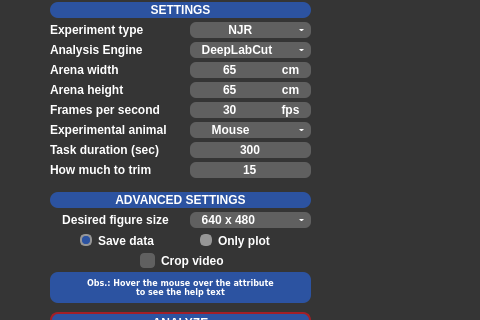
The window that behavython_gui.ui (mrdrzit/behavython) describes before a commit, drawn with Qt 5; both pictures show x 0 to 480 and y 128 to 448 of the 1280 by 720 pixel window.
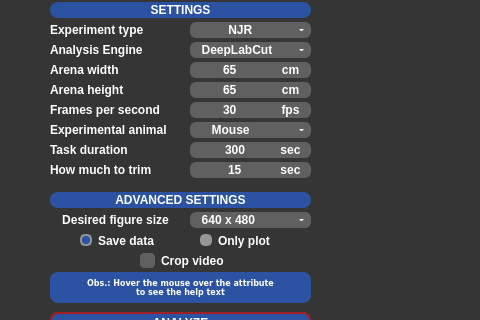
The same window after the commit. The open tabs and pages were chosen to show the change. Icons and pictures are not drawn. Custom widgets are drawn as their Qt base class.

```diff
--- a/behavython_gui.ui
+++ b/behavython_gui.ui
@@ -803,7 +803,7 @@
         <string notr="true">QLabel{color:#FFFFFF;font:7pt&quot;DejaVu Sans&quot;;font-weight:bold;}</string>
        </property>
        <property name="text">
-        <string notr="true">Task duration (sec)</string>
+        <string notr="true">Task duration</string>
        </property>
        <property name="alignment">
         <set>Qt::AlignLeading|Qt::AlignLeft|Qt::AlignVCenter</set>
@@ -814,7 +814,7 @@
         <rect>
          <x>160</x>
          <y>160</y>
-         <width>121</width>
+         <width>91</width>
          <height>16</height>
         </rect>
        </property>
@@ -846,7 +846,7 @@
         <rect>
          <x>160</x>
          <y>180</y>
-         <width>121</width>
+         <width>91</width>
          <height>16</height>
         </rect>
        </property>
@@ -885,6 +885,44 @@
         <set>Qt::AlignLeading|Qt::AlignLeft|Qt::AlignVCenter</set>
        </property>
       </widget>
+      <widget class="QLabel" name="label_16">
+       <property name="geometry">
+        <rect>
+         <x>240</x>
+         <y>180</y>
+         <width>41</width>
+         <height>16</height>
+        </rect>
+       </property>
+       <property name="styleSheet">
+        <string notr="true">QLabel{border:#969696;background-color:#606060;border-bottom-right-radius:6px;border-top-right-radius:6px;color:#FFFFFF;font:7pt&quot;DejaVu Sans&quot;;font-weight:bold;}</string>
+       </property>
+       <property name="text">
+        <string notr="true">sec</string>
+       </property>
+       <property name="alignment">
+        <set>Qt::AlignCenter</set>
+       </property>
+      </widget>
+      <widget class="QLabel" name="label_17">
+       <property name="geometry">
+        <rect>
+         <x>240</x>
+         <y>160</y>
+         <width>41</width>
+         <height>16</height>
+        </rect>
+       </property>
+       <property name="styleSheet">
+        <string notr="true">QLabel{border:#969696;background-color:#606060;border-bottom-right-radius:6px;border-top-right-radius:6px;color:#FFFFFF;font:7pt&quot;DejaVu Sans&quot;;font-weight:bold;}</string>
+       </property>
+       <property name="text">
+        <string notr="true">sec</string>
+       </property>
+       <property name="alignment">
+        <set>Qt::AlignCenter</set>
+       </property>
+      </widget>
      </widget>
     </widget>
     <widget class="QWidget" name="dlc_tab">
```
Left out of the diff: 10 changed lines with no effect on the pictures.
